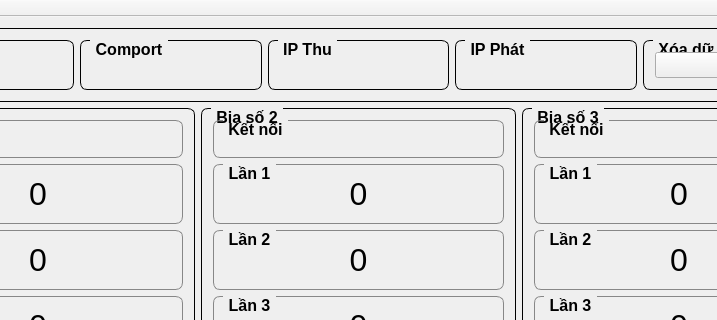
Old version of the form ui-example/mainwindow.ui in the repository truonghuuphuoc/qtProApp; both pictures show x 130 to 847 and y 0 to 320 of the 977 by 647 pixel window.
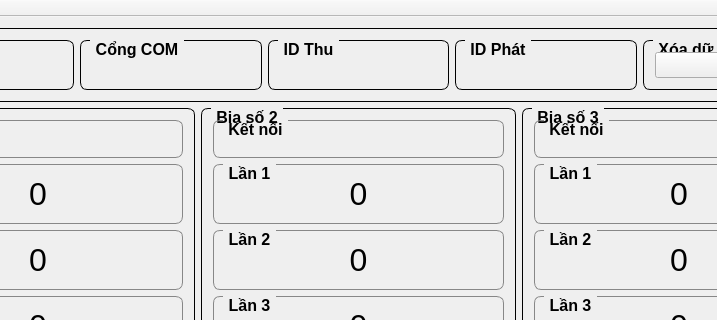
New version of the form. Icons and pictures are not drawn.

Diff of the .ui file:
```diff
--- a/ui-example/mainwindow.ui
+++ b/ui-example/mainwindow.ui
@@ -692,7 +692,7 @@
          <item row="0" column="1">
           <widget class="QGroupBox" name="groupBox_21">
            <property name="title">
-            <string>Comport</string>
+            <string>Cổng COM</string>
            </property>
            <layout class="QGridLayout" name="gridLayout_22">
             <item row="0" column="0">
@@ -740,7 +740,7 @@
          <item row="0" column="2">
           <widget class="QGroupBox" name="groupBox_22">
            <property name="title">
-            <string>IP Thu</string>
+            <string>ID Thu</string>
            </property>
            <layout class="QGridLayout" name="gridLayout_23">
             <item row="0" column="0">
@@ -797,7 +797,7 @@
          <item row="0" column="3">
           <widget class="QGroupBox" name="groupBox_23">
            <property name="title">
-            <string>IP Phát</string>
+            <string>ID Phát</string>
            </property>
            <layout class="QGridLayout" name="gridLayout_24">
             <item row="0" column="0">
```
